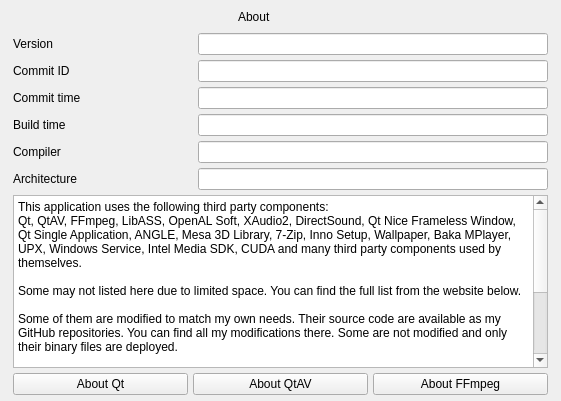
Qt form src/ddmain/forms/aboutdialog.ui (wangwenx190/dynamic-desktop) before a commit.
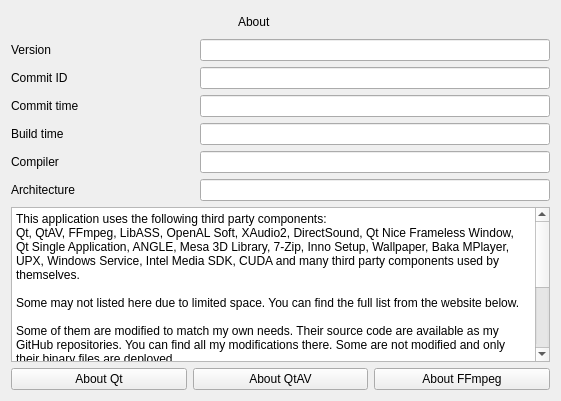
The same form after that commit. Custom widgets are drawn as their Qt base class.

What changed in the file:
```diff
--- a/src/ddmain/forms/aboutdialog.ui
+++ b/src/ddmain/forms/aboutdialog.ui
@@ -15,19 +15,19 @@
   </property>
   <layout class="QVBoxLayout" name="verticalLayout">
    <property name="spacing">
-    <number>5</number>
+    <number>6</number>
    </property>
    <property name="leftMargin">
-    <number>13</number>
+    <number>11</number>
    </property>
    <property name="topMargin">
-    <number>6</number>
+    <number>11</number>
    </property>
    <property name="rightMargin">
-    <number>13</number>
+    <number>11</number>
    </property>
    <property name="bottomMargin">
-    <number>6</number>
+    <number>11</number>
    </property>
    <item>
     <widget class="QWidget" name="widget_windowTitleBar" native="true">
```
